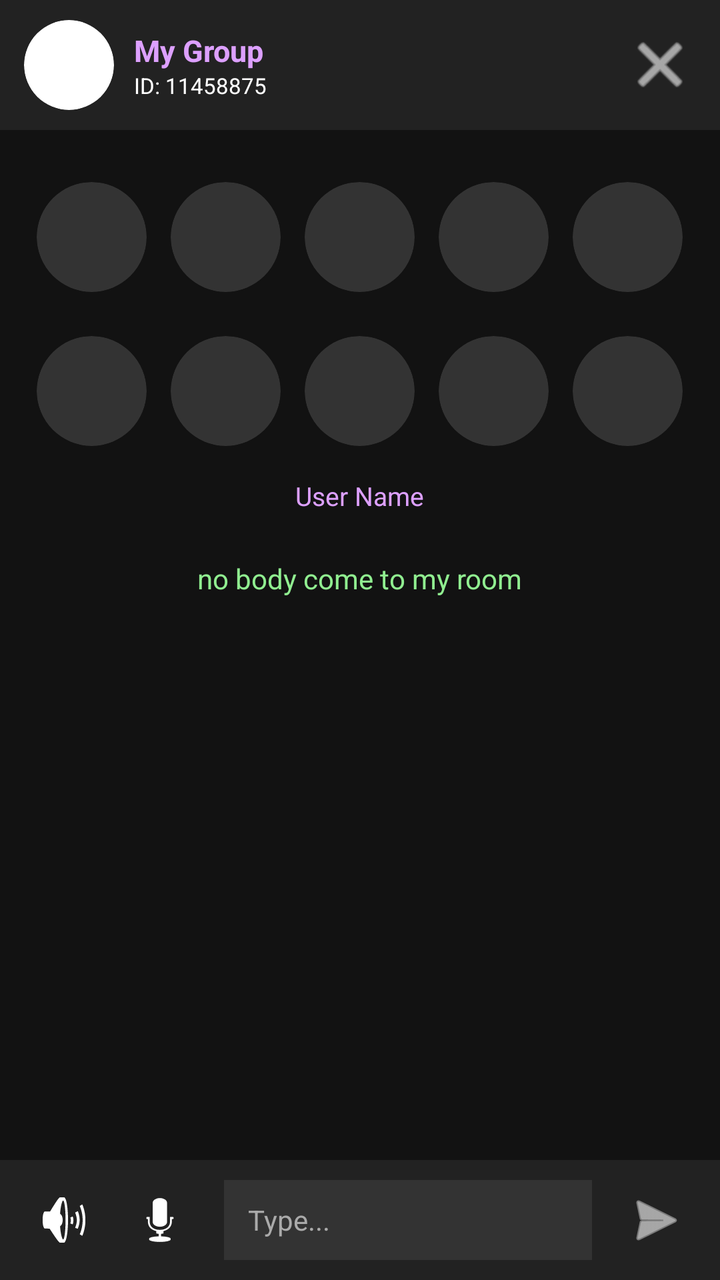
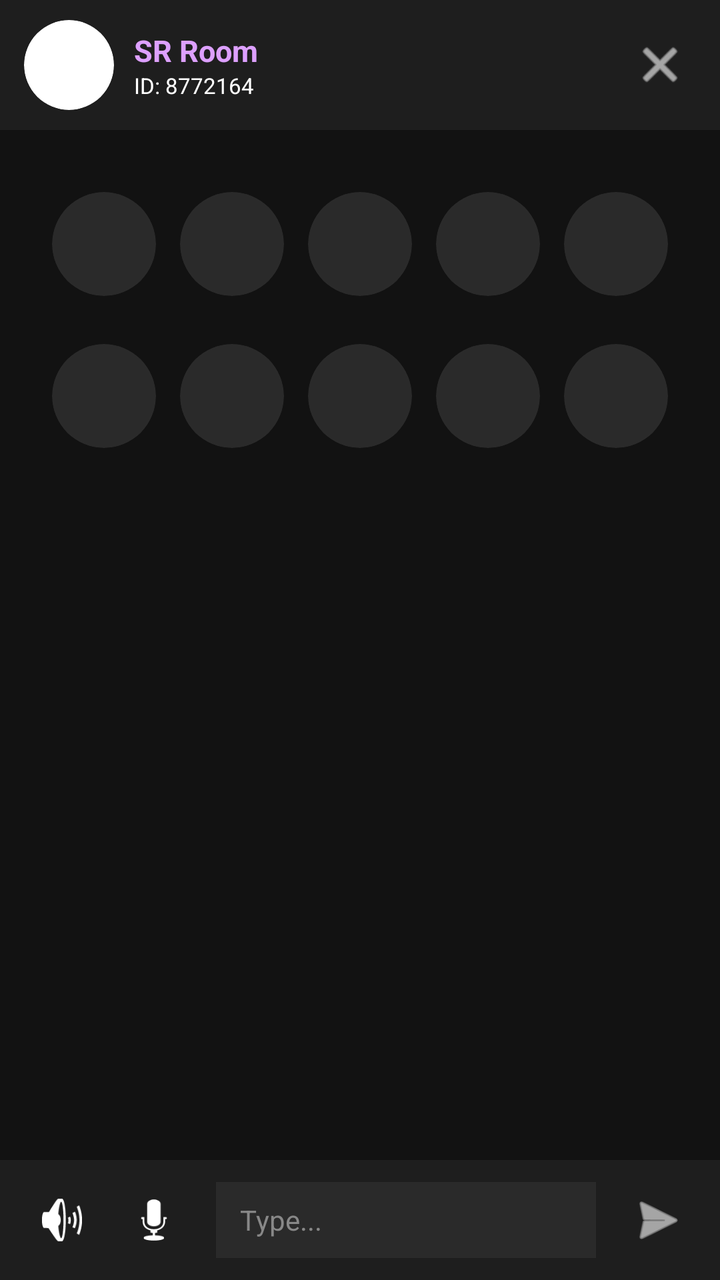

Two renders of the same Android screen: before a commit and after it. Below are the layout's source before the change and the commit's diff.
<!-- AndroidManifest.xml: application theme Theme.AppCompat.DayNight.NoActionBar -->
<!-- res/layout/activity_voice_room.xml -->
<?xml version="1.0" encoding="utf-8"?>
<RelativeLayout xmlns:android="http://schemas.android.com/apk/res/android"
    xmlns:app="http://schemas.android.com/apk/res-auto"
    android:layout_width="match_parent"
    android:layout_height="match_parent"
    android:background="#121212">

    
    <LinearLayout
        android:id="@+id/topBar"
        android:layout_width="match_parent"
        android:layout_height="65dp"
        android:orientation="horizontal"
        android:gravity="center_vertical"
        android:background="#222222"
        android:paddingHorizontal="12dp">

        
        <androidx.cardview.widget.CardView
            android:layout_width="45dp"
            android:layout_height="45dp"
            app:cardCornerRadius="22.5dp"
            app:cardElevation="0dp">
            <ImageView android:id="@+id/ivRoomAvatar"
                android:layout_width="match_parent"
                android:layout_height="match_parent"
                android:scaleType="centerCrop"
                android:src="@android:drawable/sym_def_app_icon"/>
        </androidx.cardview.widget.CardView>

        <LinearLayout
            android:layout_width="0dp"
            android:layout_height="wrap_content"
            android:layout_weight="1"
            android:orientation="vertical"
            android:layout_marginStart="10dp">

            <TextView android:id="@+id/tvRoomName"
                android:layout_width="wrap_content"
                android:layout_height="wrap_content"
                android:text="My Group"
                android:textColor="#DDA0FF"
                android:textStyle="bold"
                android:textSize="15sp"/>

            <TextView android:id="@+id/tvRoomIds"
                android:layout_width="wrap_content"
                android:layout_height="wrap_content"
                android:text="ID: 11458875"
                android:textColor="#FFFFFF"
                android:textSize="11sp"/>
        </LinearLayout>

        
        <ImageView android:id="@+id/ivHomeSettings"
            android:layout_width="36dp"
            android:layout_height="36dp"
            android:src="@android:drawable/ic_menu_close_clear_cancel"
            android:tint="#FFFFFF"/>
    </LinearLayout>

    
    <LinearLayout
        android:id="@+id/seatsContainer"
        android:layout_width="match_parent"
        android:layout_height="wrap_content"
        android:layout_below="@id/topBar"
        android:layout_marginTop="20dp"
        android:orientation="vertical"
        android:gravity="center">

        
        <LinearLayout android:layout_width="match_parent" android:layout_height="wrap_content" android:orientation="horizontal" android:gravity="center">
            
            <androidx.cardview.widget.CardView android:layout_width="55dp" android:layout_height="55dp" android:layout_margin="6dp" app:cardCornerRadius="27.5dp" app:cardBackgroundColor="#333333" app:cardElevation="0dp">
                <ImageView android:id="@+id/seat1" android:layout_width="match_parent" android:layout_height="match_parent" android:scaleType="centerCrop"/>
            </androidx.cardview.widget.CardView>

            <androidx.cardview.widget.CardView android:layout_width="55dp" android:layout_height="55dp" android:layout_margin="6dp" app:cardCornerRadius="27.5dp" app:cardBackgroundColor="#333333" app:cardElevation="0dp">
                <ImageView android:id="@+id/seat2" android:layout_width="match_parent" android:layout_height="match_parent" android:scaleType="centerCrop"/>
            </androidx.cardview.widget.CardView>

            <androidx.cardview.widget.CardView android:layout_width="55dp" android:layout_height="55dp" android:layout_margin="6dp" app:cardCornerRadius="27.5dp" app:cardBackgroundColor="#333333" app:cardElevation="0dp">
                <ImageView android:id="@+id/seat3" android:layout_width="match_parent" android:layout_height="match_parent" android:scaleType="centerCrop"/>
            </androidx.cardview.widget.CardView>

            <androidx.cardview.widget.CardView android:layout_width="55dp" android:layout_height="55dp" android:layout_margin="6dp" app:cardCornerRadius="27.5dp" app:cardBackgroundColor="#333333" app:cardElevation="0dp">
                <ImageView android:id="@+id/seat4" android:layout_width="match_parent" android:layout_height="match_parent" android:scaleType="centerCrop"/>
            </androidx.cardview.widget.CardView>

            <androidx.cardview.widget.CardView android:layout_width="55dp" android:layout_height="55dp" android:layout_margin="6dp" app:cardCornerRadius="27.5dp" app:cardBackgroundColor="#333333" app:cardElevation="0dp">
                <ImageView android:id="@+id/seat5" android:layout_width="match_parent" android:layout_height="match_parent" android:scaleType="centerCrop"/>
            </androidx.cardview.widget.CardView>
        </LinearLayout>

        
        <LinearLayout android:layout_width="match_parent" android:layout_height="wrap_content" android:orientation="horizontal" android:gravity="center" android:layout_marginTop="10dp">
            
            <androidx.cardview.widget.CardView android:layout_width="55dp" android:layout_height="55dp" android:layout_margin="6dp" app:cardCornerRadius="27.5dp" app:cardBackgroundColor="#333333" app:cardElevation="0dp">
                <ImageView android:id="@+id/seat6" android:layout_width="match_parent" android:layout_height="match_parent" android:scaleType="centerCrop"/>
            </androidx.cardview.widget.CardView>

            <androidx.cardview.widget.CardView android:layout_width="55dp" android:layout_height="55dp" android:layout_margin="6dp" app:cardCornerRadius="27.5dp" app:cardBackgroundColor="#333333" app:cardElevation="0dp">
                <ImageView android:id="@+id/seat7" android:layout_width="match_parent" android:layout_height="match_parent" android:scaleType="centerCrop"/>
            </androidx.cardview.widget.CardView>

            <androidx.cardview.widget.CardView android:layout_width="55dp" android:layout_height="55dp" android:layout_margin="6dp" app:cardCornerRadius="27.5dp" app:cardBackgroundColor="#333333" app:cardElevation="0dp">
                <ImageView android:id="@+id/seat8" android:layout_width="match_parent" android:layout_height="match_parent" android:scaleType="centerCrop"/>
            </androidx.cardview.widget.CardView>

            <androidx.cardview.widget.CardView android:layout_width="55dp" android:layout_height="55dp" android:layout_margin="6dp" app:cardCornerRadius="27.5dp" app:cardBackgroundColor="#333333" app:cardElevation="0dp">
                <ImageView android:id="@+id/seat9" android:layout_width="match_parent" android:layout_height="match_parent" android:scaleType="centerCrop"/>
            </androidx.cardview.widget.CardView>

            <androidx.cardview.widget.CardView android:layout_width="55dp" android:layout_height="55dp" android:layout_margin="6dp" app:cardCornerRadius="27.5dp" app:cardBackgroundColor="#333333" app:cardElevation="0dp">
                <ImageView android:id="@+id/seat10" android:layout_width="match_parent" android:layout_height="match_parent" android:scaleType="centerCrop"/>
            </androidx.cardview.widget.CardView>
        </LinearLayout>
    </LinearLayout>

    <TextView android:id="@+id/tvSeat3Name"
        android:layout_width="wrap_content"
        android:layout_height="wrap_content"
        android:layout_below="@id/seatsContainer"
        android:layout_centerHorizontal="true"
        android:layout_marginTop="10dp"
        android:text="User Name"
        android:textColor="#DDA0FF"
        android:textSize="13sp"/>

    <TextView android:id="@+id/tvEntryLog"
        android:layout_width="wrap_content"
        android:layout_height="wrap_content"
        android:layout_below="@id/tvSeat3Name"
        android:layout_centerHorizontal="true"
        android:layout_marginTop="15dp"
        android:text="no body come to my room"
        android:textColor="#90EE90"
        android:padding="8dp"/>

    
    <LinearLayout
        android:id="@+id/bottomBar"
        android:layout_width="match_parent"
        android:layout_height="60dp"
        android:layout_alignParentBottom="true"
        android:orientation="horizontal"
        android:gravity="center_vertical"
        android:background="#222222"
        android:paddingHorizontal="16dp">

        <ImageView
            android:layout_width="32dp"
            android:layout_height="32dp"
            android:src="@android:drawable/ic_lock_silent_mode_off"
            android:tint="#FFFFFF"
            android:layout_marginEnd="16dp"/>

        <ImageView
            android:layout_width="32dp"
            android:layout_height="32dp"
            android:src="@android:drawable/ic_btn_speak_now"
            android:tint="#FFFFFF"
            android:layout_marginEnd="16dp"/>

        <TextView
            android:layout_width="0dp"
            android:layout_height="40dp"
            android:layout_weight="1"
            android:background="#333333"
            android:gravity="center_vertical"
            android:paddingStart="12dp"
            android:text="Type..."
            android:textColor="#AAAAAA"
            android:textSize="14sp"/>

        <ImageView
            android:layout_width="32dp"
            android:layout_height="32dp"
            android:src="@android:drawable/ic_menu_send"
            android:tint="#FFFFFF"
            android:layout_marginStart="16dp"/>
    </LinearLayout>

</RelativeLayout>
<!-- resources referenced by this layout -->
<resources>

</resources>

<!-- the commit's change to res/layout/activity_voice_room.xml (unified diff, before → after) -->
@@ -12,51 +12,66 @@
         android:layout_height="65dp"
         android:orientation="horizontal"
         android:gravity="center_vertical"
-        android:background="#222222"
+        android:background="#1E1E1E"
         android:paddingHorizontal="12dp">
 
         
-        <androidx.cardview.widget.CardView
-            android:layout_width="45dp"
-            android:layout_height="45dp"
-            app:cardCornerRadius="22.5dp"
-            app:cardElevation="0dp">
-            <ImageView android:id="@+id/ivRoomAvatar"
-                android:layout_width="match_parent"
-                android:layout_height="match_parent"
-                android:scaleType="centerCrop"
-                android:src="@android:drawable/sym_def_app_icon"/>
-        </androidx.cardview.widget.CardView>
+        <LinearLayout
+            android:id="@+id/headerProfileLayout"
+            android:layout_width="wrap_content"
+            android:layout_height="wrap_content"
+            android:orientation="horizontal"
+            android:gravity="center_vertical"
+            android:clickable="true"
+            android:focusable="true">
 
-        <LinearLayout
-            android:layout_width="0dp"
-            android:layout_height="wrap_content"
-            android:layout_weight="1"
-            android:orientation="vertical"
-            android:layout_marginStart="10dp">
+            <androidx.cardview.widget.CardView
+                android:layout_width="45dp"
+                android:layout_height="45dp"
+                app:cardCornerRadius="22.5dp"
+                app:cardElevation="0dp">
+                <ImageView android:id="@+id/ivRoomAvatar"
+                    android:layout_width="match_parent"
+                    android:layout_height="match_parent"
+                    android:scaleType="centerCrop"
+                    android:src="@android:drawable/sym_def_app_icon"/>
+            </androidx.cardview.widget.CardView>
 
-            <TextView android:id="@+id/tvRoomName"
+            <LinearLayout
                 android:layout_width="wrap_content"
                 android:layout_height="wrap_content"
-                android:text="My Group"
-                android:textColor="#DDA0FF"
-                android:textStyle="bold"
-                android:textSize="15sp"/>
+                android:orientation="vertical"
+                android:layout_marginStart="10dp">
 
-            <TextView android:id="@+id/tvRoomIds"
-                android:layout_width="wrap_content"
-                android:layout_height="wrap_content"
-                android:text="ID: 11458875"
-                android:textColor="#FFFFFF"
-                android:textSize="11sp"/>
+                <TextView android:id="@+id/tvRoomName"
+                    android:layout_width="wrap_content"
+                    android:layout_height="wrap_content"
+                    android:text="SR Room"
+                    android:textColor="#DDA0FF"
+                    android:textStyle="bold"
+                    android:textSize="15sp"/>
+
+                <TextView android:id="@+id/tvRoomIds"
+                    android:layout_width="wrap_content"
+                    android:layout_height="wrap_content"
+                    android:text="ID: 8772164"
+                    android:textColor="#FFFFFF"
+                    android:textSize="11sp"/>
+            </LinearLayout>
         </LinearLayout>
+
+        <View
+            android:layout_width="0dp"
+            android:layout_height="0dp"
+            android:layout_weight="1"/>
 
         
         <ImageView android:id="@+id/ivHomeSettings"
             android:layout_width="36dp"
             android:layout_height="36dp"
             android:src="@android:drawable/ic_menu_close_clear_cancel"
-            android:tint="#FFFFFF"/>
+            android:tint="#FFFFFF"
+            android:padding="4dp"/>
     </LinearLayout>
 
     
@@ -65,56 +80,26 @@
         android:layout_width="match_parent"
         android:layout_height="wrap_content"
         android:layout_below="@id/topBar"
-        android:layout_marginTop="20dp"
+        android:layout_marginTop="25dp"
         android:orientation="vertical"
         android:gravity="center">
 
         
         <LinearLayout android:layout_width="match_parent" android:layout_height="wrap_content" android:orientation="horizontal" android:gravity="center">
-            
-            <androidx.cardview.widget.CardView android:layout_width="55dp" android:layout_height="55dp" android:layout_margin="6dp" app:cardCornerRadius="27.5dp" app:cardBackgroundColor="#333333" app:cardElevation="0dp">
-                <ImageView android:id="@+id/seat1" android:layout_width="match_parent" android:layout_height="match_parent" android:scaleType="centerCrop"/>
-            </androidx.cardview.widget.CardView>
-
-            <androidx.cardview.widget.CardView android:layout_width="55dp" android:layout_height="55dp" android:layout_margin="6dp" app:cardCornerRadius="27.5dp" app:cardBackgroundColor="#333333" app:cardElevation="0dp">
-                <ImageView android:id="@+id/seat2" android:layout_width="match_parent" android:layout_height="match_parent" android:scaleType="centerCrop"/>
-            </androidx.cardview.widget.CardView>
-
-            <androidx.cardview.widget.CardView android:layout_width="55dp" android:layout_height="55dp" android:layout_margin="6dp" app:cardCornerRadius="27.5dp" app:cardBackgroundColor="#333333" app:cardElevation="0dp">
-                <ImageView android:id="@+id/seat3" android:layout_width="match_parent" android:layout_height="match_parent" android:scaleType="centerCrop"/>
-            </androidx.cardview.widget.CardView>
-
-            <androidx.cardview.widget.CardView android:layout_width="55dp" android:layout_height="55dp" android:layout_margin="6dp" app:cardCornerRadius="27.5dp" app:cardBackgroundColor="#333333" app:cardElevation="0dp">
-                <ImageView android:id="@+id/seat4" android:layout_width="match_parent" android:layout_height="match_parent" android:scaleType="centerCrop"/>
-            </androidx.cardview.widget.CardView>
-
-            <androidx.cardview.widget.CardView android:layout_width="55dp" android:layout_height="55dp" android:layout_margin="6dp" app:cardCornerRadius="27.5dp" app:cardBackgroundColor="#333333" app:cardElevation="0dp">
-                <ImageView android:id="@+id/seat5" android:layout_width="match_parent" android:layout_height="match_parent" android:scaleType="centerCrop"/>
-            </androidx.cardview.widget.CardView>
+            <androidx.cardview.widget.CardView android:layout_width="52dp" android:layout_height="52dp" android:layout_margin="6dp" app:cardCornerRadius="26dp" app:cardBackgroundColor="#2A2A2A" app:cardElevation="0dp"><ImageView android:id="@+id/seat1" android:layout_width="match_parent" android:layout_height="match_parent" android:scaleType="centerCrop"/></androidx.cardview.widget.CardView>
+            <androidx.cardview.widget.CardView android:layout_width="52dp" android:layout_height="52dp" android:layout_margin="6dp" app:cardCornerRadius="26dp" app:cardBackgroundColor="#2A2A2A" app:cardElevation="0dp"><ImageView android:id="@+id/seat2" android:layout_width="match_parent" android:layout_height="match_parent" android:scaleType="centerCrop"/></androidx.cardview.widget.CardView>
+            <androidx.cardview.widget.CardView android:layout_width="52dp" android:layout_height="52dp" android:layout_margin="6dp" app:cardCornerRadius="26dp" app:cardBackgroundColor="#2A2A2A" app:cardElevation="0dp"><ImageView android:id="@+id/seat3" android:layout_width="match_parent" android:layout_height="match_parent" android:scaleType="centerCrop"/></androidx.cardview.widget.CardView>
+            <androidx.cardview.widget.CardView android:layout_width="52dp" android:layout_height="52dp" android:layout_margin="6dp" app:cardCornerRadius="26dp" app:cardBackgroundColor="#2A2A2A" app:cardElevation="0dp"><ImageView android:id="@+id/seat4" android:layout_width="match_parent" android:layout_height="match_parent" android:scaleType="centerCrop"/></androidx.cardview.widget.CardView>
+            <androidx.cardview.widget.CardView android:layout_width="52dp" android:layout_height="52dp" android:layout_margin="6dp" app:cardCornerRadius="26dp" app:cardBackgroundColor="#2A2A2A" app:cardElevation="0dp"><ImageView android:id="@+id/seat5" android:layout_width="match_parent" android:layout_height="match_parent" android:scaleType="centerCrop"/></androidx.cardview.widget.CardView>
         </LinearLayout>
 
         
-        <LinearLayout android:layout_width="match_parent" android:layout_height="wrap_content" android:orientation="horizontal" android:gravity="center" android:layout_marginTop="10dp">
-            
-            <androidx.cardview.widget.CardView android:layout_width="55dp" android:layout_height="55dp" android:layout_margin="6dp" app:cardCornerRadius="27.5dp" app:cardBackgroundColor="#333333" app:cardElevation="0dp">
-                <ImageView android:id="@+id/seat6" android:layout_width="match_parent" android:layout_height="match_parent" android:scaleType="centerCrop"/>
-            </androidx.cardview.widget.CardView>
-
-            <androidx.cardview.widget.CardView android:layout_width="55dp" android:layout_height="55dp" android:layout_margin="6dp" app:cardCornerRadius="27.5dp" app:cardBackgroundColor="#333333" app:cardElevation="0dp">
-                <ImageView android:id="@+id/seat7" android:layout_width="match_parent" android:layout_height="match_parent" android:scaleType="centerCrop"/>
-            </androidx.cardview.widget.CardView>
-
-            <androidx.cardview.widget.CardView android:layout_width="55dp" android:layout_height="55dp" android:layout_margin="6dp" app:cardCornerRadius="27.5dp" app:cardBackgroundColor="#333333" app:cardElevation="0dp">
-                <ImageView android:id="@+id/seat8" android:layout_width="match_parent" android:layout_height="match_parent" android:scaleType="centerCrop"/>
-            </androidx.cardview.widget.CardView>
-
-            <androidx.cardview.widget.CardView android:layout_width="55dp" android:layout_height="55dp" android:layout_margin="6dp" app:cardCornerRadius="27.5dp" app:cardBackgroundColor="#333333" app:cardElevation="0dp">
-                <ImageView android:id="@+id/seat9" android:layout_width="match_parent" android:layout_height="match_parent" android:scaleType="centerCrop"/>
-            </androidx.cardview.widget.CardView>
-
-            <androidx.cardview.widget.CardView android:layout_width="55dp" android:layout_height="55dp" android:layout_margin="6dp" app:cardCornerRadius="27.5dp" app:cardBackgroundColor="#333333" app:cardElevation="0dp">
-                <ImageView android:id="@+id/seat10" android:layout_width="match_parent" android:layout_height="match_parent" android:scaleType="centerCrop"/>
-            </androidx.cardview.widget.CardView>
+        <LinearLayout android:layout_width="match_parent" android:layout_height="wrap_content" android:orientation="horizontal" android:gravity="center" android:layout_marginTop="12dp">
+            <androidx.cardview.widget.CardView android:layout_width="52dp" android:layout_height="52dp" android:layout_margin="6dp" app:cardCornerRadius="26dp" app:cardBackgroundColor="#2A2A2A" app:cardElevation="0dp"><ImageView android:id="@+id/seat6" android:layout_width="match_parent" android:layout_height="match_parent" android:scaleType="centerCrop"/></androidx.cardview.widget.CardView>
+            <androidx.cardview.widget.CardView android:layout_width="52dp" android:layout_height="52dp" android:layout_margin="6dp" app:cardCornerRadius="26dp" app:cardBackgroundColor="#2A2A2A" app:cardElevation="0dp"><ImageView android:id="@+id/seat7" android:layout_width="match_parent" android:layout_height="match_parent" android:scaleType="centerCrop"/></androidx.cardview.widget.CardView>
+            <androidx.cardview.widget.CardView android:layout_width="52dp" android:layout_height="52dp" android:layout_margin="6dp" app:cardCornerRadius="26dp" app:cardBackgroundColor="#2A2A2A" app:cardElevation="0dp"><ImageView android:id="@+id/seat8" android:layout_width="match_parent" android:layout_height="match_parent" android:scaleType="centerCrop"/></androidx.cardview.widget.CardView>
+            <androidx.cardview.widget.CardView android:layout_width="52dp" android:layout_height="52dp" android:layout_margin="6dp" app:cardCornerRadius="26dp" app:cardBackgroundColor="#2A2A2A" app:cardElevation="0dp"><ImageView android:id="@+id/seat9" android:layout_width="match_parent" android:layout_height="match_parent" android:scaleType="centerCrop"/></androidx.cardview.widget.CardView>
+            <androidx.cardview.widget.CardView android:layout_width="52dp" android:layout_height="52dp" android:layout_margin="6dp" app:cardCornerRadius="26dp" app:cardBackgroundColor="#2A2A2A" app:cardElevation="0dp"><ImageView android:id="@+id/seat10" android:layout_width="match_parent" android:layout_height="match_parent" android:scaleType="centerCrop"/></androidx.cardview.widget.CardView>
         </LinearLayout>
     </LinearLayout>
 
@@ -123,20 +108,20 @@
         android:layout_height="wrap_content"
         android:layout_below="@id/seatsContainer"
         android:layout_centerHorizontal="true"
-        android:layout_marginTop="10dp"
-        android:text="User Name"
+        android:layout_marginTop="8dp"
         android:textColor="#DDA0FF"
-        android:textSize="13sp"/>
+        android:textSize="12sp"
+        android:visibility="gone"/>
 
     <TextView android:id="@+id/tvEntryLog"
         android:layout_width="wrap_content"
         android:layout_height="wrap_content"
         android:layout_below="@id/tvSeat3Name"
         android:layout_centerHorizontal="true"
-        android:layout_marginTop="15dp"
-        android:text="no body come to my room"
+        android:layout_marginTop="10dp"
         android:textColor="#90EE90"
-        android:padding="8dp"/>
+        android:textSize="13sp"
+        android:padding="6dp"/>
 
     
     <LinearLayout
@@ -146,40 +131,13 @@
         android:layout_alignParentBottom="true"
         android:orientation="horizontal"
         android:gravity="center_vertical"
-        android:background="#222222"
+        android:background="#1E1E1E"
         android:paddingHorizontal="16dp">
 
-        <ImageView
-            android:layout_width="32dp"
-            android:layout_height="32dp"
-            android:src="@android:drawable/ic_lock_silent_mode_off"
-            android:tint="#FFFFFF"
-            android:layout_marginEnd="16dp"/>
-
-        <ImageView
-            android:layout_width="32dp"
-            android:layout_height="32dp"
-            android:src="@android:drawable/ic_btn_speak_now"
-            android:tint="#FFFFFF"
-            android:layout_marginEnd="16dp"/>
-
-        <TextView
-            android:layout_width="0dp"
-            android:layout_height="40dp"
-            android:layout_weight="1"
-            android:background="#333333"
-            android:gravity="center_vertical"
-            android:paddingStart="12dp"
-            android:text="Type..."
-            android:textColor="#AAAAAA"
-            android:textSize="14sp"/>
-
-        <ImageView
-            android:layout_width="32dp"
-            android:layout_height="32dp"
-            android:src="@android:drawable/ic_menu_send"
-            android:tint="#FFFFFF"
-            android:layout_marginStart="16dp"/>
+        <ImageView android:layout_width="30dp" android:layout_height="30dp" android:src="@android:drawable/ic_lock_silent_mode_off" android:tint="#FFFFFF" android:layout_marginEnd="16dp"/>
+        <ImageView android:layout_width="30dp" android:layout_height="30dp" android:src="@android:drawable/ic_btn_speak_now" android:tint="#FFFFFF" android:layout_marginEnd="16dp"/>
+        <TextView android:layout_width="0dp" android:layout_height="38dp" android:layout_weight="1" android:background="#2A2A2A" android:gravity="center_vertical" android:paddingStart="12dp" android:text="Type..." android:textColor="#888888" android:textSize="14sp"/>
+        <ImageView android:layout_width="30dp" android:layout_height="30dp" android:src="@android:drawable/ic_menu_send" android:tint="#FFFFFF" android:layout_marginStart="16dp"/>
     </LinearLayout>
 
 </RelativeLayout>
